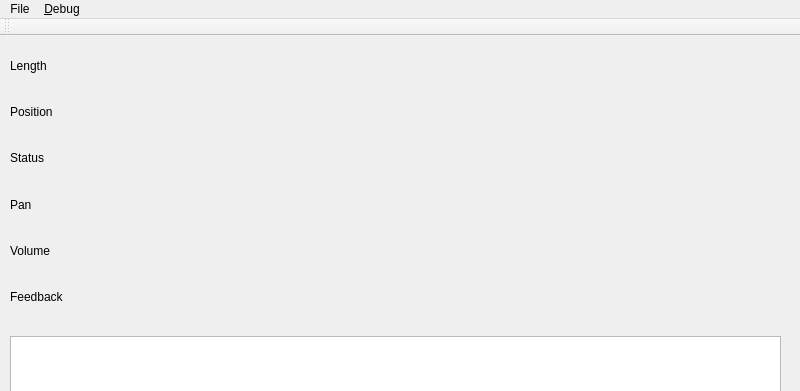
First picture: the form in lp2ctrlui.ui, repository looperlative/lpmidimon, before the edit; both pictures show x 0 to 800 and y 0 to 391 of the 800 by 798 pixel window.
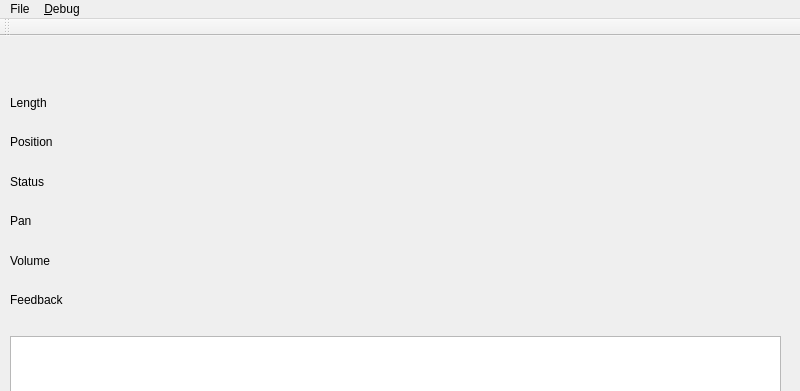
Second picture: the form after the edit. Icons and pictures are not drawn.

Commit message: Fixed position of labels.

```diff
--- a/lp2ctrlui.ui
+++ b/lp2ctrlui.ui
@@ -29,48 +29,58 @@
      </rect>
     </property>
     <layout class="QGridLayout" name="gridLayout">
-     <item row="3" column="0">
+     <property name="spacing">
+      <number>6</number>
+     </property>
+     <item row="4" column="0">
       <widget class="QLabel" name="label">
        <property name="text">
         <string>Pan</string>
        </property>
       </widget>
      </item>
-     <item row="5" column="0">
+     <item row="6" column="0">
       <widget class="QLabel" name="label_3">
        <property name="text">
         <string>Feedback</string>
        </property>
       </widget>
      </item>
-     <item row="4" column="0">
+     <item row="5" column="0">
       <widget class="QLabel" name="label_2">
        <property name="text">
         <string>Volume</string>
        </property>
       </widget>
      </item>
-     <item row="0" column="0">
+     <item row="1" column="0">
       <widget class="QLabel" name="label_6">
        <property name="text">
         <string>Length</string>
        </property>
       </widget>
      </item>
-     <item row="1" column="0">
+     <item row="2" column="0">
       <widget class="QLabel" name="label_7">
        <property name="text">
         <string>Position</string>
        </property>
       </widget>
      </item>
-     <item row="2" column="0">
+     <item row="3" column="0">
       <widget class="QLabel" name="label_4">
        <property name="text">
         <string>Status</string>
        </property>
       </widget>
      </item>
+     <item row="0" column="0">
+      <widget class="QLabel" name="label_8">
+       <property name="text">
+        <string/>
+       </property>
+      </widget>
+     </item>
     </layout>
    </widget>
    <widget class="QPlainTextEdit" name="plainTextEdit">
```
The commit also changes 3 other files.
